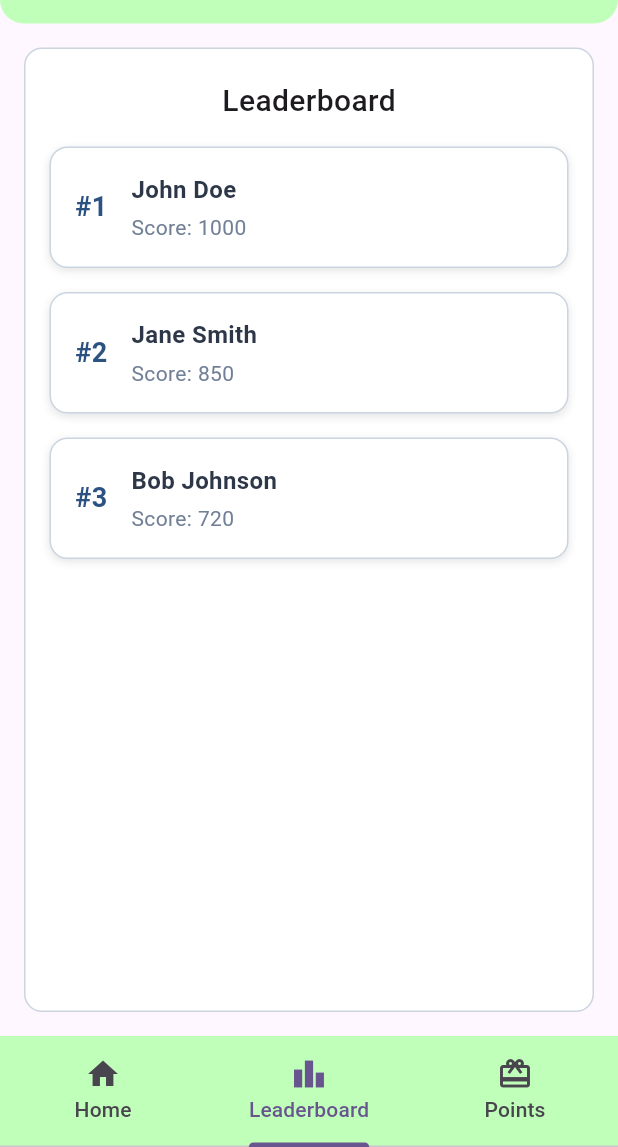
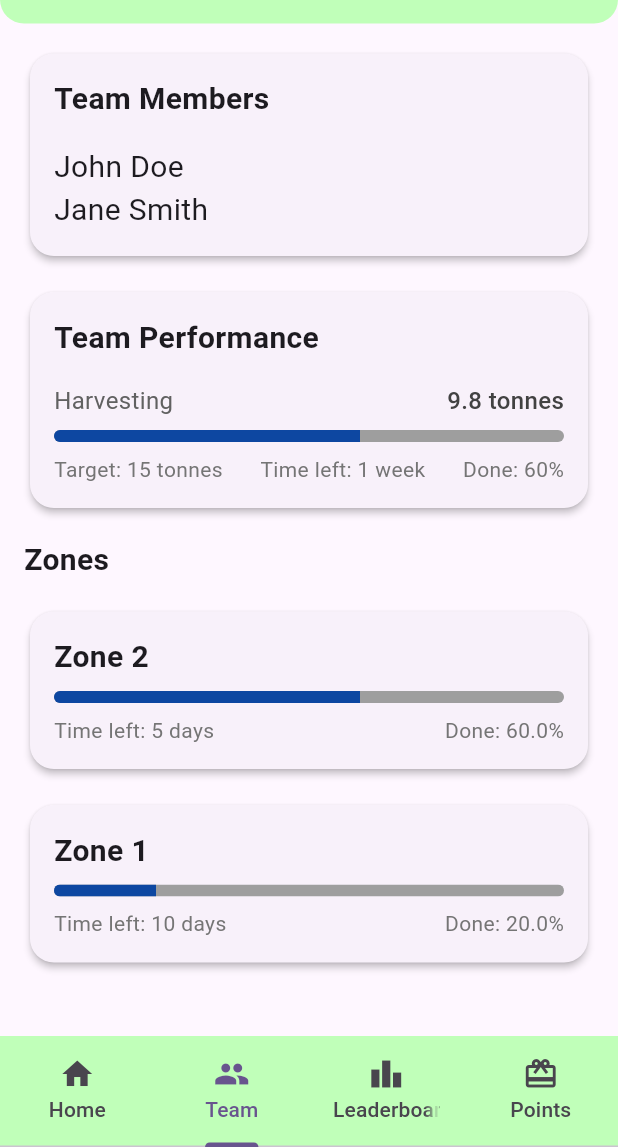
Before and after one commit to FangWoei/hackathon-2024, a Flutter app: the screen it shows once a user with an empty profile is signed in, item 2 of the bottom bar chosen, on a phone screen of 412 x 824 dp, the part 89-1236 px from its top. Run offline on Flutter 3.47's test engine with Material 3 defaults, Android fonts, the phone set to English and light mode, and no system bars; our stand-ins replace cloud_firestore, firebase_auth, firebase_core, fl_chart, flutter_spinkit, go_router; accounts and stored records are empty.

Commit message:
team tab

```diff
--- a/lib/home_screen.dart
+++ b/lib/home_screen.dart
@@ -1,5 +1,6 @@
 import 'package:flutter/material.dart';
 import 'package:go_router/go_router.dart';
+import 'package:hackthon_2024/screen/event/event_page.dart';
 import 'package:hackthon_2024/screen/home_page.dart';
 import 'package:hackthon_2024/screen/loginRegister/login.dart';
 import 'package:hackthon_2024/screen/redeemPoints/redeem_points_page.dart';
@@ -13,7 +14,7 @@ class HomeScreen extends StatelessWidget {
   @override
   Widget build(BuildContext context) {
     return DefaultTabController(
-      length: 3,
+      length: 4,
       child: Scaffold(
         appBar: AppBar(
           toolbarHeight: 75,
@@ -43,8 +44,9 @@ class HomeScreen extends StatelessWidget {
         ),
         body: TabBarView(children: [
           const HomePage(),
+          TeamPage(),
           LeaderboardScreen(),
-          PointsRedemptionPage()
+          PointsRedemptionPage(),
         ]),
         bottomNavigationBar: Container(
           color: const Color.fromARGB(255, 192, 255, 185),
@@ -56,9 +58,9 @@ class HomeScreen extends StatelessWidget {
                   text: "Home",
                   icon: Icon(Icons.home),
                 ),
+                Tab(text: "Team", icon: Icon(Icons.people)),
                 Tab(text: "Leaderboard", icon: Icon(Icons.leaderboard)),
                 Tab(text: "Points", icon: Icon(Icons.redeem)),
-                // Tab(text: "BMI", icon: Icon(Icons.speed_sharp)),
               ]),
         ),
       ),
--- /dev/null
+++ b/lib/screen/event/event_page.dart
@@ -0,0 +1,272 @@
+import 'package:flutter/cupertino.dart';
+import 'package:flutter/material.dart';
+import 'package:fl_chart/fl_chart.dart';
+import 'package:flutter/widgets.dart';
+
+class ZoneEntry {
+  final String name;
+  final double completion;
+  final int target;
+  final int daysLeft;
+
+  ZoneEntry(
+      {required this.name,
+      required this.completion,
+      required this.target,
+      required this.daysLeft});
+}
+
+class TeamPage extends StatelessWidget {
+  final List<ZoneEntry> entries = [
+    ZoneEntry(name: "Zone 1", completion: 0.20, target: 40, daysLeft: 10),
+    ZoneEntry(name: "Zone 2", completion: 0.60, target: 30, daysLeft: 5),
+  ];
+
+  @override
+  Widget build(BuildContext context) {
+    entries.sort((a, b) => a.daysLeft.compareTo(b.daysLeft));
+    return Scaffold(
+      body: SafeArea(
+        child: SingleChildScrollView(
+          child: Padding(
+            padding: const EdgeInsets.all(16.0),
+            child: Column(
+              mainAxisSize: MainAxisSize.min,
+              crossAxisAlignment: CrossAxisAlignment.start,
+              children: [
+                Container(
+                  width: double.infinity,
+                  child: Card(
+                    elevation: 2,
+                    shape: RoundedRectangleBorder(
+                      borderRadius: BorderRadius.circular(16),
+                    ),
+                    child: const Padding(
+                      padding: EdgeInsets.all(16.0),
+                      child: Column(
+                        crossAxisAlignment: CrossAxisAlignment.start,
+                        mainAxisSize: MainAxisSize.min,
+                        children: [
+                          Text(
+                            'Team Members',
+                            style: TextStyle(
+                              fontSize: 20,
+                              fontWeight: FontWeight.w600,
+                            ),
+                          ),
+                          SizedBox(height: 16),
+                          Column(
+                            crossAxisAlignment: CrossAxisAlignment.start,
+                            mainAxisSize: MainAxisSize.min,
+                            children: [
+                              Text(
+                                'John Doe',
+                                style: TextStyle(
+                                  fontSize: 20,
+                                  fontWeight: FontWeight.w400,
+                                ),
+                              ),
+                              Text(
+                                'Jane Smith',
+                                style: TextStyle(
+                                  fontSize: 20,
+                                  fontWeight: FontWeight.w400,
+                                ),
+                              ),
+                            ],
+                          ),
+                        ],
+                      ),
+                    ),
+                  ),
+                ),
+                const SizedBox(height: 16),
+                Card(
+                  elevation: 2,
+                  shape: RoundedRectangleBorder(
+                    borderRadius: BorderRadius.circular(16),
+                  ),
+                  child: const Padding(
+                    padding: EdgeInsets.all(16.0),
+                    child: Column(
+                      crossAxisAlignment: CrossAxisAlignment.start,
+                      mainAxisSize: MainAxisSize.min,
+                      children: [
+                        Text(
+                          'Team Performance',
+                          style: TextStyle(
+                            fontSize: 20,
+                            fontWeight: FontWeight.w600,
+                          ),
+                        ),
+                        SizedBox(height: 16),
+                        _HarvestingMetric(),
+                      ],
+                    ),
+                  ),
+                ),
+                const SizedBox(height: 16),
+                const Text(
+                  'Zones',
+                  style: TextStyle(
+                    fontSize: 20,
+                    fontWeight: FontWeight.w600,
+                  ),
+                ),
+                const SizedBox(height: 16),
+                SizedBox(
+                    height: 300,
+                    child: ListView.builder(
+                      itemCount: entries.length,
+                      itemBuilder: (context, index) {
+                        return Padding(
+                          padding: const EdgeInsets.only(bottom: 16),
+                          child: _ZoneItems(entry: entries[index]),
+                        );
+                      },
+                    ))
+              ],
+            ),
+          ),
+        ),
+      ),
+    );
+  }
+}
+
+class _HarvestingMetric extends StatelessWidget {
+  const _HarvestingMetric();
+
+  @override
+  Widget build(BuildContext context) {
+    return Column(
+      crossAxisAlignment: CrossAxisAlignment.start,
+      children: [
+        Row(
+          mainAxisAlignment: MainAxisAlignment.spaceBetween,
+          children: [
+            Text(
+              'Harvesting',
+              style: TextStyle(
+                fontSize: 16,
+                color: Colors.grey[700],
+              ),
+            ),
+            Text(
+              '9.8 tonnes',
+              style: TextStyle(
+                fontSize: 16,
+                color: Colors.grey[800],
+                fontWeight: FontWeight.w500,
+              ),
+            ),
+          ],
+        ),
+        const SizedBox(height: 8),
+        ClipRRect(
+          borderRadius: BorderRadius.circular(4),
+          child: LinearProgressIndicator(
+            value: 0.6,
+            backgroundColor: Colors.grey[500],
+            valueColor: AlwaysStoppedAnimation<Color>(
+              Colors.blue[900] ?? Colors.blue,
+            ),
+            minHeight: 8,
+          ),
+        ),
+        const SizedBox(height: 8),
+        Row(
+          mainAxisAlignment: MainAxisAlignment.spaceBetween,
+          children: [
+            Text(
+              'Target: 15 tonnes',
+              style: TextStyle(
+                fontSize: 14,
+                color: Colors.grey[600],
+              ),
+            ),
+            Text(
+              'Time left: 1 week',
+              style: TextStyle(
+                fontSize: 14,
+                color: Colors.grey[600],
+              ),
+            ),
+            Text(
+              'Done: 60%',
+              style: TextStyle(
+                fontSize: 14,
+                color: Colors.grey[600],
+              ),
+            ),
+          ],
+        ),
+      ],
+    );
+  }
+}
+
+class _ZoneItems extends StatelessWidget {
+  final ZoneEntry entry;
+
+  const _ZoneItems({super.key, required this.entry});
+
+  @override
+  Widget build(BuildContext context) {
+    return Container(
+        width: double.infinity,
+        child: Card(
+          elevation: 2,
+          shape:
+              RoundedRectangleBorder(borderRadius: BorderRadius.circular(16)),
+          child: Padding(
+            padding: const EdgeInsets.all(16.0),
+            child: Column(
+              crossAxisAlignment: CrossAxisAlignment.start,
+              mainAxisSize: MainAxisSize.min,
+              children: [
+                Text(
+                  entry.name,
+                  style: const TextStyle(
+                    fontSize: 20,
+                    fontWeight: FontWeight.w600,
+                  ),
+                ),
+                const SizedBox(height: 8),
+                ClipRRect(
+                  borderRadius: BorderRadius.circular(4),
+                  child: LinearProgressIndicator(
+                    value: entry.completion,
+                    backgroundColor: Colors.grey[500],
+                    valueColor: AlwaysStoppedAnimation<Color>(
+                      Colors.blue[900] ?? Colors.blue,
+                    ),
+                    minHeight: 8,
+                  ),
+                ),
+                const SizedBox(height: 8),
+                Row(
+                  mainAxisAlignment: MainAxisAlignment.spaceBetween,
+                  children: [
+                    Text(
+                      'Time left: ${entry.daysLeft} days',
+                      style: TextStyle(
+                        fontSize: 14,
+                        color: Colors.grey[600],
+                      ),
+                    ),
+                    Text(
+                      'Done: ${entry.completion * 100}%',
+                      style: TextStyle(
+                        fontSize: 14,
+                        color: Colors.grey[600],
+                      ),
+                    ),
+                  ],
+                ),
+              ],
+            ),
+          ),
+        ));
+  }
+}
```
